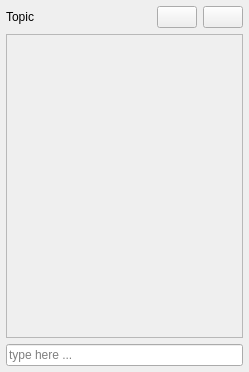
First picture: the form in src/Common/gui/chat/ChatPanel.ui, repository elieserdejesus/JamTaba, before the edit.
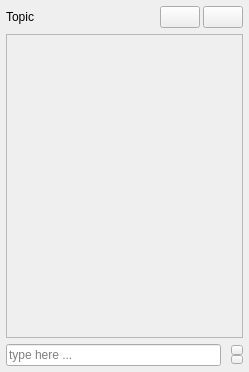
Second picture: the form after the edit. Icons and pictures are not drawn.

Commit message:
:gem: Allowing chat font size [in|de]crease (close #809)
- Adding buttons and icons to in/decrease chat font size
- Remembering chat font size

Patch:
```diff
--- a/src/Common/gui/chat/ChatPanel.ui
+++ b/src/Common/gui/chat/ChatPanel.ui
@@ -13,7 +13,10 @@
   <property name="windowTitle">
    <string notr="true"/>
   </property>
-  <layout class="QGridLayout" name="gridLayout">
+  <layout class="QVBoxLayout" name="verticalLayout">
+   <property name="spacing">
+    <number>6</number>
+   </property>
    <property name="leftMargin">
     <number>6</number>
    </property>
@@ -26,10 +29,77 @@
    <property name="bottomMargin">
     <number>6</number>
    </property>
-   <property name="horizontalSpacing">
-    <number>6</number>
-   </property>
-   <item row="1" column="0" colspan="3">
+   <item>
+    <layout class="QHBoxLayout" name="horizontalLayout">
+     <property name="spacing">
+      <number>3</number>
+     </property>
+     <item>
+      <widget class="QLabel" name="topicLabel">
+       <property name="sizePolicy">
+        <sizepolicy hsizetype="Ignored" vsizetype="MinimumExpanding">
+         <horstretch>1</horstretch>
+         <verstretch>0</verstretch>
+        </sizepolicy>
+       </property>
+       <property name="text">
+        <string>Topic</string>
+       </property>
+       <property name="textFormat">
+        <enum>Qt::PlainText</enum>
+       </property>
+       <property name="wordWrap">
+        <bool>true</bool>
+       </property>
+      </widget>
+     </item>
+     <item alignment="Qt::AlignTop">
+      <widget class="QPushButton" name="buttonAutoTranslate">
+       <property name="sizePolicy">
+        <sizepolicy hsizetype="Maximum" vsizetype="Fixed">
+         <horstretch>0</horstretch>
+         <verstretch>0</verstretch>
+        </sizepolicy>
+       </property>
+       <property name="toolTip">
+        <string>Auto translate</string>
+       </property>
+       <property name="accessibleDescription">
+        <string>Turn on/off the auto translation for chat messages</string>
+       </property>
+       <property name="text">
+        <string/>
+       </property>
+       <property name="checkable">
+        <bool>true</bool>
+       </property>
+      </widget>
+     </item>
+     <item alignment="Qt::AlignTop">
+      <widget class="QPushButton" name="buttonClear">
+       <property name="sizePolicy">
+        <sizepolicy hsizetype="Maximum" vsizetype="Fixed">
+         <horstretch>0</horstretch>
+         <verstretch>0</verstretch>
+        </sizepolicy>
+       </property>
+       <property name="toolTip">
+        <string>clear the messages ...</string>
+       </property>
+       <property name="accessibleDescription">
+        <string>Press that button to clear your message</string>
+       </property>
+       <property name="text">
+        <string/>
+       </property>
+       <property name="flat">
+        <bool>false</bool>
+       </property>
+      </widget>
+     </item>
+    </layout>
+   </item>
+   <item>
     <widget class="QScrollArea" name="chatScroll">
      <property name="sizePolicy">
       <sizepolicy hsizetype="Preferred" vsizetype="Expanding">
@@ -67,78 +137,116 @@
      </widget>
     </widget>
    </item>
-   <item row="0" column="2" alignment="Qt::AlignTop">
-    <widget class="QPushButton" name="buttonClear">
-     <property name="sizePolicy">
-      <sizepolicy hsizetype="Maximum" vsizetype="Fixed">
-       <horstretch>0</horstretch>
-       <verstretch>0</verstretch>
-      </sizepolicy>
+   <item>
+    <layout class="QHBoxLayout" name="horizontalLayout_3">
+     <property name="spacing">
+      <number>0</number>
      </property>
-     <property name="toolTip">
-      <string>clear the messages ...</string>
-     </property>
-     <property name="accessibleDescription">
-      <string>Press that button to clear your message</string>
-     </property>
-     <property name="text">
-      <string/>
-     </property>
-     <property name="flat">
-      <bool>false</bool>
-     </property>
-    </widget>
-   </item>
-   <item row="0" column="0">
-    <widget class="QLabel" name="topicLabel">
-     <property name="sizePolicy">
-      <sizepolicy hsizetype="Ignored" vsizetype="MinimumExpanding">
-       <horstretch>0</horstretch>
-       <verstretch>0</verstretch>
-      </sizepolicy>
-     </property>
-     <property name="text">
-      <string>Topic</string>
-     </property>
-     <property name="textFormat">
-      <enum>Qt::PlainText</enum>
-     </property>
-     <property name="wordWrap">
-      <bool>true</bool>
-     </property>
-    </widget>
-   </item>
-   <item row="0" column="1" alignment="Qt::AlignTop">
-    <widget class="QPushButton" name="buttonAutoTranslate">
-     <property name="sizePolicy">
-      <sizepolicy hsizetype="Maximum" vsizetype="Fixed">
-       <horstretch>0</horstretch>
-       <verstretch>0</verstretch>
-      </sizepolicy>
-     </property>
-     <property name="toolTip">
-      <string>Auto translate</string>
-     </property>
-     <property name="accessibleDescription">
-      <string>Turn on/off the auto translation for chat messages</string>
-     </property>
-     <property name="text">
-      <string/>
-     </property>
-     <property name="checkable">
-      <bool>true</bool>
-     </property>
-    </widget>
-   </item>
-   <item row="2" column="0" colspan="3">
-    <widget class="QLineEdit" name="chatText">
-     <property name="accessibleDescription">
-      <string>Type your text to sent on the chat here</string>
-     </property>
-     <property name="placeholderText">
-      <string>type here ...</string>
-     </property>
-    </widget>
+     <item>
+      <widget class="QLineEdit" name="chatText">
+       <property name="sizePolicy">
+        <sizepolicy hsizetype="Expanding" vsizetype="Fixed">
+         <horstretch>1</horstretch>
+         <verstretch>0</verstretch>
+        </sizepolicy>
+       </property>
+       <property name="accessibleDescription">
+        <string>Type your text to sent on the chat here</string>
+       </property>
+       <property name="placeholderText">
+        <string>type here ...</string>
+       </property>
+      </widget>
+     </item>
+     <item>
+      <spacer name="horizontalSpacer">
+       <property name="orientation">
+        <enum>Qt::Horizontal</enum>
+       </property>
+       <property name="sizeHint" stdset="0">
+        <size>
+         <width>3</width>
+         <height>20</height>
+        </size>
+       </property>
+      </spacer>
+     </item>
+     <item alignment="Qt::AlignRight|Qt::AlignVCenter">
+      <widget class="QLabel" name="labelFontSize">
+       <property name="sizePolicy">
+        <sizepolicy hsizetype="Preferred" vsizetype="Maximum">
+         <horstretch>0</horstretch>
+         <verstretch>0</verstretch>
+        </sizepolicy>
+       </property>
+       <property name="text">
+        <string notr="true"/>
+       </property>
+       <property name="pixmap">
+        <pixmap resource="../../../resources/jamtaba.qrc">:/images/font_size.png</pixmap>
+       </property>
+       <property name="scaledContents">
+        <bool>false</bool>
+       </property>
+       <property name="alignment">
+        <set>Qt::AlignRight|Qt::AlignTrailing|Qt::AlignVCenter</set>
+       </property>
+       <property name="margin">
+        <number>0</number>
+       </property>
+       <property name="indent">
+        <number>0</number>
+       </property>
+      </widget>
+     </item>
+     <item>
+      <layout class="QVBoxLayout" name="verticalLayout_2">
+       <property name="spacing">
+        <number>0</number>
+       </property>
+       <item alignment="Qt::AlignBottom">
+        <widget class="QToolButton" name="toolButtonPlus">
+         <property name="maximumSize">
+          <size>
+           <width>12</width>
+           <height>10</height>
+          </size>
+         </property>
+         <property name="toolTip">
+          <string>Increase chat font size</string>
+         </property>
+         <property name="text">
+          <string/>
+         </property>
+         <property name="icon">
+          <iconset resource="../../../resources/jamtaba.qrc">
+           <normaloff>:/images/small_plus.png</normaloff>:/images/small_plus.png</iconset>
+         </property>
+        </widget>
+       </item>
+       <item alignment="Qt::AlignTop">
+        <widget class="QToolButton" name="toolButtonMinus">
+         <property name="maximumSize">
+          <size>
+           <width>12</width>
+           <height>9</height>
+          </size>
+         </property>
+         <property name="toolTip">
+          <string>Decrease chat font size</string>
+         </property>
+         <property name="text">
+          <string/>
+         </property>
+         <property name="icon">
+          <iconset resource="../../../resources/jamtaba.qrc">
+           <normaloff>:/images/small_minus.png</normaloff>:/images/small_minus.png</iconset>
+         </property>
+        </widget>
+       </item>
+      </layout>
+     </item>
+    </layout>
    </item>
   </layout>
  </widget>
```
Left out of the diff: 7 changed lines with no effect on the pictures. The commit also changes 17 other files.
